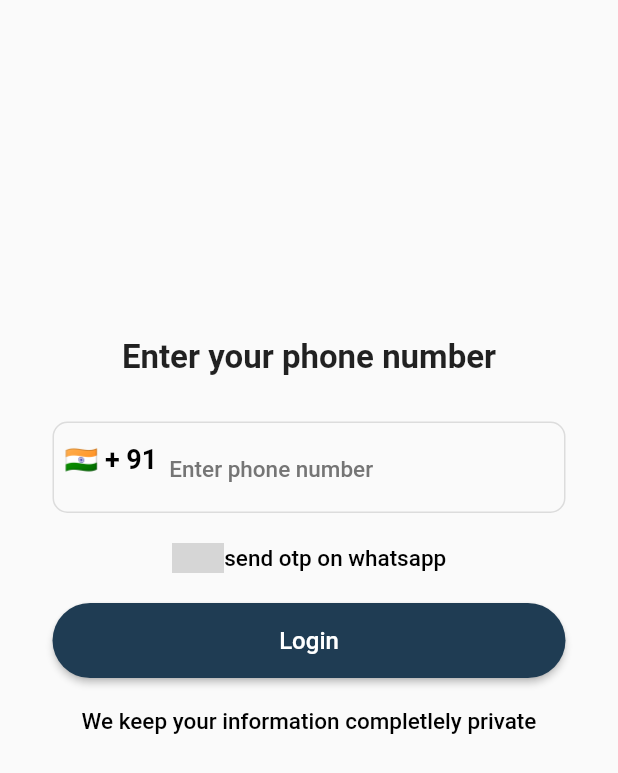
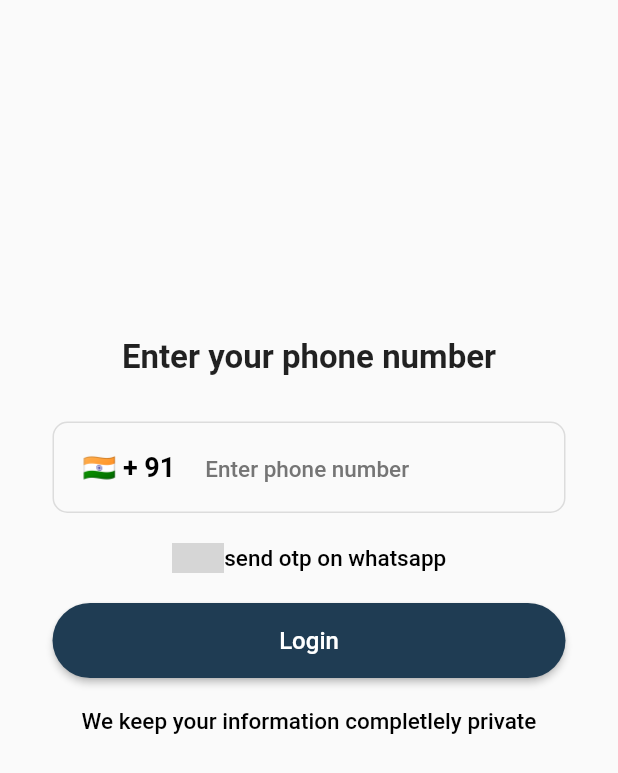
Before and after one commit to VYSHNAVKM/marketfeed_clone, a Flutter app: the RegisterScreen screen opened directly, on a phone screen of 412 x 824 dp. Shown: the top 773 px of the screen. Run offline on Flutter 3.47's test engine with Material 2 defaults, Android fonts, the phone set to English and light mode, and no system bars; our stand-ins replace country_picker, google_fonts, intro_slider, pinput, shared_preferences; accounts and stored records are empty; grey boxes are pictures that could not be loaded.

Commit message:
APP COMPLETED

```diff
--- a/lib/view/home/screens/strategies_screen/strategiesscreen.dart
+++ b/lib/view/home/screens/strategies_screen/strategiesscreen.dart
@@ -119,7 +119,7 @@ class _StrategiesScreenState extends State<StrategiesScreen> {
                 mainAxisAlignment: MainAxisAlignment.spaceEvenly,
                 children: [
                   Text(
-                    "Follow Top Strategies",
+                    "Follow Top Strategies  🚀 ",
                     style: GoogleFonts.lato(
                         fontSize: 24, fontWeight: FontWeight.bold),
                   ),
--- a/lib/view/login_screen/register_screen.dart
+++ b/lib/view/login_screen/register_screen.dart
@@ -48,12 +48,6 @@ class _RegisterScreenState extends State<RegisterScreen> {
 
   @override
   Widget build(BuildContext context) {
-    phoneController.selection = TextSelection.fromPosition(
-      TextPosition(
-        offset: phoneController.text.length,
-      ),
-    );
-
     return Scaffold(
       body: SafeArea(
         child: ListView(
@@ -102,7 +96,7 @@ class _RegisterScreenState extends State<RegisterScreen> {
                           borderSide: const BorderSide(color: Colors.black12),
                         ),
                         prefixIcon: Container(
-                          padding: const EdgeInsets.all(8.0),
+                          padding: const EdgeInsets.all(20),
                           child: InkWell(
                             onTap: () {
                               showCountryPicker(
```
